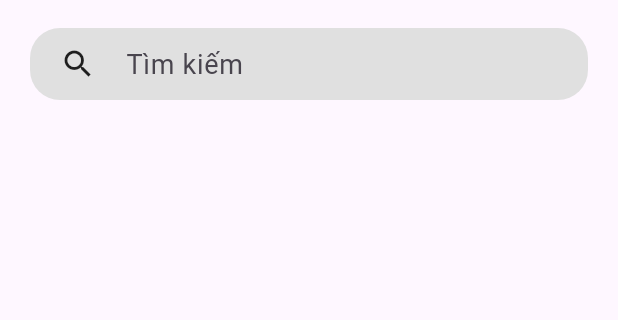
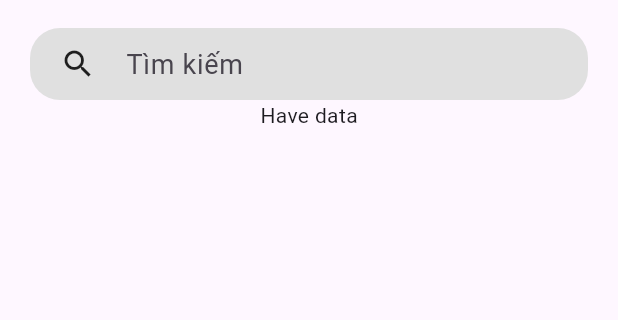
Before and after one commit to HoangLong501/do_an_tot_nghiep, a Flutter app: the Home screen opened directly, after a tap on the "chat bubble outline" icon, on a phone screen of 412 x 824 dp, the part 71-391 px from its top. Run offline on Flutter 3.47's test engine with Material 3 defaults, Android fonts, the light colour scheme and no system bars; our stand-ins replace auto_size_text, awesome_notifications, cloud_firestore, firebase_auth, firebase_core, firebase_messaging and 8 more; missing offline and left inert: dart:ffi; accounts and stored records are empty; network calls fail.

Commit message:
Thêm chức năng tạo room chat

```diff
--- a/lib/main.dart
+++ b/lib/main.dart
@@ -3,6 +3,7 @@ import 'package:do_an_tot_nghiep/pages/add_friend/friend.dart';
 import 'package:do_an_tot_nghiep/pages/add_friend/hintfriend.dart';
 import 'package:do_an_tot_nghiep/pages/add_friend/received.dart';
 import 'package:do_an_tot_nghiep/pages/lib_class_import/allhintdetail.dart';
+import 'package:do_an_tot_nghiep/pages/lib_class_import/hintdetail.dart';
 import 'package:do_an_tot_nghiep/pages/menu.dart';
 import 'package:do_an_tot_nghiep/pages/chatPage.dart';
 import 'package:do_an_tot_nghiep/pages/createNewsfeed.dart';
@@ -37,7 +38,7 @@ class MyApp extends StatelessWidget {
       ),
      // home: Profile(idProfileUser: "Ly Ly_202405091941",),
       //home: CreateNewsFeed()
-      home: Home(),
+      home: Search(),
     );
   }
 }
--- a/lib/pages/chatPage.dart
+++ b/lib/pages/chatPage.dart
@@ -14,18 +14,15 @@ class ChatPage extends StatefulWidget {
 
 class _ChatPageState extends State<ChatPage> {
 
-  Stream? listFriend;
+  Stream<QuerySnapshot>? listChatRoom;
   String? id;
   onLoad()async{
     id=await SharedPreferenceHelper().getIdUser();
-    Stream<DocumentSnapshot> ds = FirebaseFirestore.instance.collection("relationship").doc("hao_202405091921").get().asStream();
-    listFriend=ds;
+    listChatRoom = DatabaseMethods().getChatRooms(id!);
     setState(() {
 
     });
   }
-
-
   @override
   void initState() {
     super.initState();
@@ -102,17 +99,18 @@ class _ChatPageState extends State<ChatPage> {
               ),
           ),
           //Stream để ở đây
-          Expanded(
-              child: ListView.builder(
-                  itemCount: 3,
-                  itemBuilder: (context,index){
-                    return Row(
-                      children: [
-
-                      ],
-                    );
-                  },
-              ),
+          StreamBuilder<QuerySnapshot>(stream: listChatRoom,
+              builder: (context , AsyncSnapshot<QuerySnapshot> snapshot){
+                  if(snapshot.hasData){
+                    // snapshot.data!.docs.map((data){
+                    //   return Text("${data[""]}");
+                    // });
+                    return Text("Have data");
+                  }else{
+                    return Text("No data");
+                  }
+                    return Text("Failed access Firebase");
+              }
           ),
         ],
       ),
--- a/lib/pages/lib_class_import/hintdetail.dart
+++ b/lib/pages/lib_class_import/hintdetail.dart
@@ -26,7 +26,6 @@ class _HintDetailState extends State<HintDetail> {
     await getData();
     myId=(await SharedPreferenceHelper().getIdUser())!;
     check=await DatabaseMethods().getCkheckHint(myId, id)! ;
-
     setState(() {
 
     });
@@ -71,7 +70,7 @@ class _HintDetailState extends State<HintDetail> {
                     topLeft: Radius.circular(9),
                     topRight: Radius.circular(
                         9)), // Độ cong của góc bo tròn
-                child:  Image.network(
+                child: image==""? Image(image: Image.asset("assets/images/logo.png").image,): Image.network(
                   image,
                   fit: BoxFit.cover,
                 ),
--- a/lib/pages/lib_class_import/receiveddettail.dart
+++ b/lib/pages/lib_class_import/receiveddettail.dart
@@ -106,6 +106,10 @@ onLoad() async{
                                   DatabaseMethods().addFriends(idReceiveds,widget.idReceived , requestInfoMap);
                                   String idRoomChat = SharedPreferenceHelper().getChatRoomIdUserName(idReceiveds, widget.idReceived);
                                   Map<String , dynamic> chatRoomInfoMap={
+                                    "LastMessage":"Các bạn hiện đã là bạn bè , hãy gửi lời nhắn cho $idReceiveds",
+                                    "UserContact":widget.idReceived,
+                                    "ID":idRoomChat,
+                                    "Time":DateTime.now().toString(),
                                     "user":[idReceiveds,widget.idReceived],
                                   };
                                   DatabaseMethods().createChatRoom(idRoomChat, chatRoomInfoMap);
--- a/lib/service/database.dart
+++ b/lib/service/database.dart
@@ -111,6 +111,14 @@ class DatabaseMethods {
           .set(chatRoomInfoMap);
     }
   }
+  Future<Stream<QuerySnapshot>> getChatRoomMessage(chatRoomId)async{
+    return FirebaseFirestore.instance.collection("chatrooms").doc(chatRoomId).collection("chats").orderBy("time",descending: true).snapshots();
+  }
+  Stream<QuerySnapshot> getChatRooms(String idUser)async*{
+    yield* FirebaseFirestore.instance.collection("chatrooms").orderBy("Time",descending: true)
+        .where("user",arrayContains: idUser).snapshots();
+  }
+
 
   Future<DocumentReference?> addNews(String idUser, String idNewsfeed,
       Map<String, dynamic> newsfeedInfoMap) async {
```
Also changed, not shown: lib/pages/lib_class_import/commentDetail.dart (+6 -4 lines).
